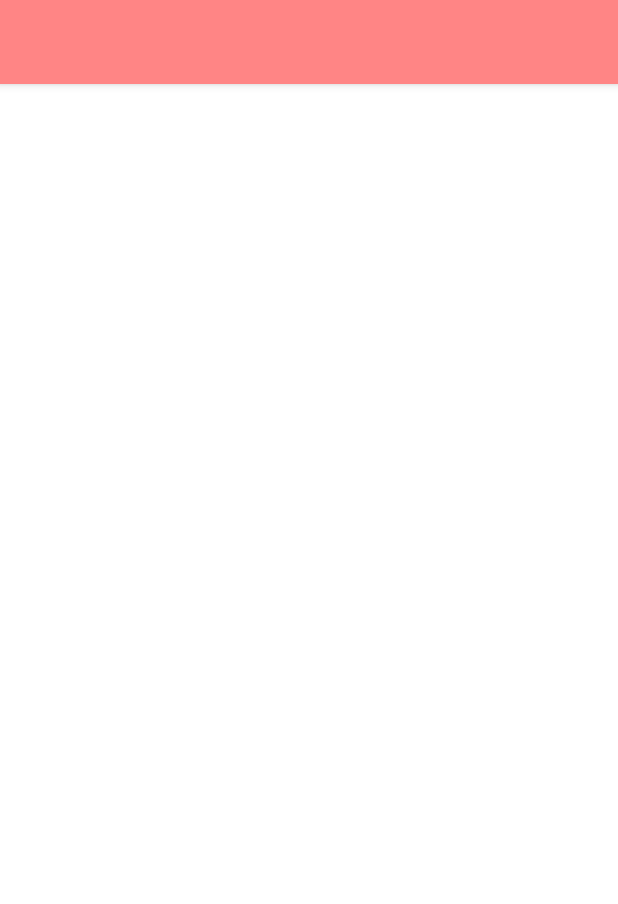
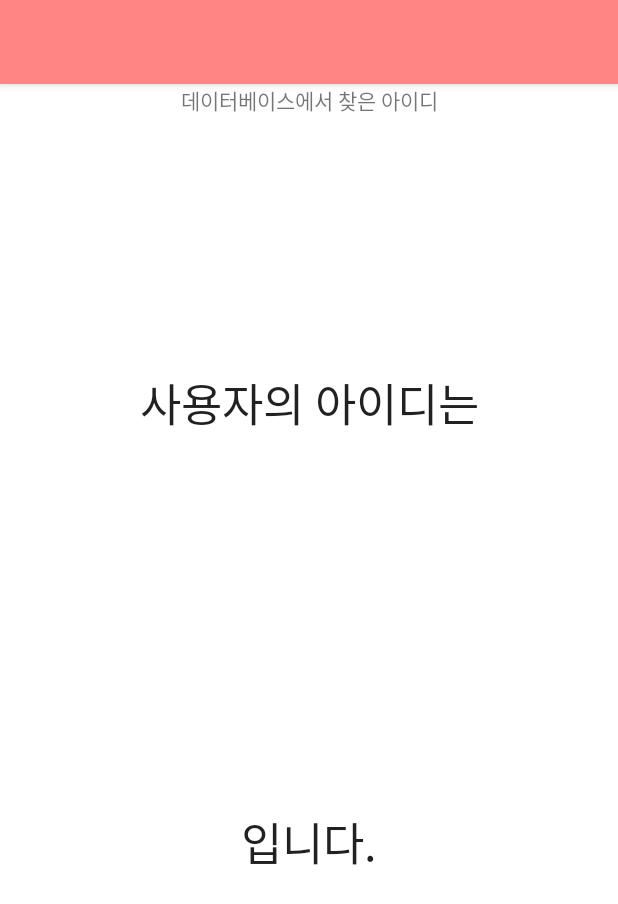
Before and after one commit to 5nam/HealthyPleasureApp, an Android app: the FindIDresultActivity screen opened directly, with no data from a screen before it, on a phone screen of 412 x 824 dp. Shown: the top 904 px of the screen. Run offline under Robolectric (Android 15) with nearby library versions, the phone set to English and light mode, and no system bars.

Commit message:
7/22 1. 메인화면 완성 ㄴ 로고, 로그인, 회원가입 버튼 구현 및 로그인 클릭 시 화면 전환 2. 로그인 화면 진행 중 ㄴ 아이디, 비밀번호 공백 체크 기능 추가 ㄴ 아이디/비밀번호 찾기 버튼 누를 시 화면 전환 기능 추가 3. 어플리케이션 아이콘 적용
7/25
1. ID/PW 찾기 화면 구현
ㄴ 아이디 찾기, 비밀번호 찾기 버튼 각각 구현
ㄴ 버튼 누르면 찾는 화면으로 넘어감

2. ID 찾기 화면 구현
ㄴ 이름, 전화번호로 아이디 찾기
ㄴ 공백체크 기능 구현
ㄴ 비밀번호 찾기 버튼도 구현하여 비밀번호 찾기로 이동 가능

3. PW 찾기 화면 구현
ㄴ 아이디, 전화번호로 비밀번호 찾기
ㄴ 공백체크 기능 구현
ㄴ 로그인 하러가기 버튼도 구현하여 로그인 창으로 이동 가능

4. ID 찾기, PW 찾기 결과 화면 구현

7/26
1. ID/PW 찾기 결과화면 완성

```diff
--- a/app/src/main/res/layout/activity_find_id_result.xml
+++ b/app/src/main/res/layout/activity_find_id_result.xml
@@ -6,4 +6,43 @@
     android:layout_height="match_parent"
     tools:context=".FindIDresultActivity">
 
+    <TextView
+        android:id="@+id/textView4"
+        android:layout_width="wrap_content"
+        android:layout_height="wrap_content"
+        android:layout_marginTop="190dp"
+        android:layout_marginBottom="46dp"
+        android:fontFamily="@font/nanumsquareroundeb"
+        android:text="사용자의 아이디는"
+        android:textAppearance="@style/TextAppearance.AppCompat.Large"
+        android:textSize="30sp"
+        app:layout_constraintBottom_toTopOf="@+id/textView2"
+        app:layout_constraintEnd_toEndOf="parent"
+        app:layout_constraintStart_toStartOf="parent"
+        app:layout_constraintTop_toTopOf="parent" />
+
+    <TextView
+        android:id="@+id/textView5"
+        android:layout_width="wrap_content"
+        android:layout_height="wrap_content"
+        android:layout_marginTop="41dp"
+        android:layout_marginBottom="240dp"
+        android:fontFamily="@font/nanumsquareroundeb"
+        android:text="입니다."
+        android:textAppearance="@style/TextAppearance.AppCompat.Large"
+        android:textSize="30sp"
+        app:layout_constraintBottom_toBottomOf="parent"
+        app:layout_constraintEnd_toEndOf="parent"
+        app:layout_constraintStart_toStartOf="parent"
+        app:layout_constraintTop_toBottomOf="@+id/textView2" />
+
+    <TextView
+        android:id="@+id/textView6"
+        android:layout_width="wrap_content"
+        android:layout_height="wrap_content"
+        android:fontFamily="@font/nanumsquareroundr"
+        android:text="데이터베이스에서 찾은 아이디"
+        app:layout_constraintEnd_toEndOf="parent"
+        app:layout_constraintStart_toStartOf="parent"
+        tools:layout_editor_absoluteY="271dp" />
 </androidx.constraintlayout.widget.ConstraintLayout>
--- a/app/src/main/res/layout/activity_find_pw_result.xml
+++ b/app/src/main/res/layout/activity_find_pw_result.xml
@@ -13,7 +13,7 @@
         android:layout_marginTop="190dp"
         android:layout_marginBottom="46dp"
         android:fontFamily="@font/nanumsquareroundeb"
-        android:text="사용자의 아이디는"
+        android:text="사용자의 비밀번호는"
         android:textAppearance="@style/TextAppearance.AppCompat.Large"
         android:textSize="30sp"
         app:layout_constraintBottom_toTopOf="@+id/textView2"
@@ -41,7 +41,7 @@
         android:layout_width="wrap_content"
         android:layout_height="wrap_content"
         android:fontFamily="@font/nanumsquareroundr"
-        android:text="데이터베이스에서 찾은 아이디"
+        android:text="데이터베이스에서 찾은 비밀번호"
         app:layout_constraintEnd_toEndOf="parent"
         app:layout_constraintStart_toStartOf="parent"
         tools:layout_editor_absoluteY="271dp" />
```
